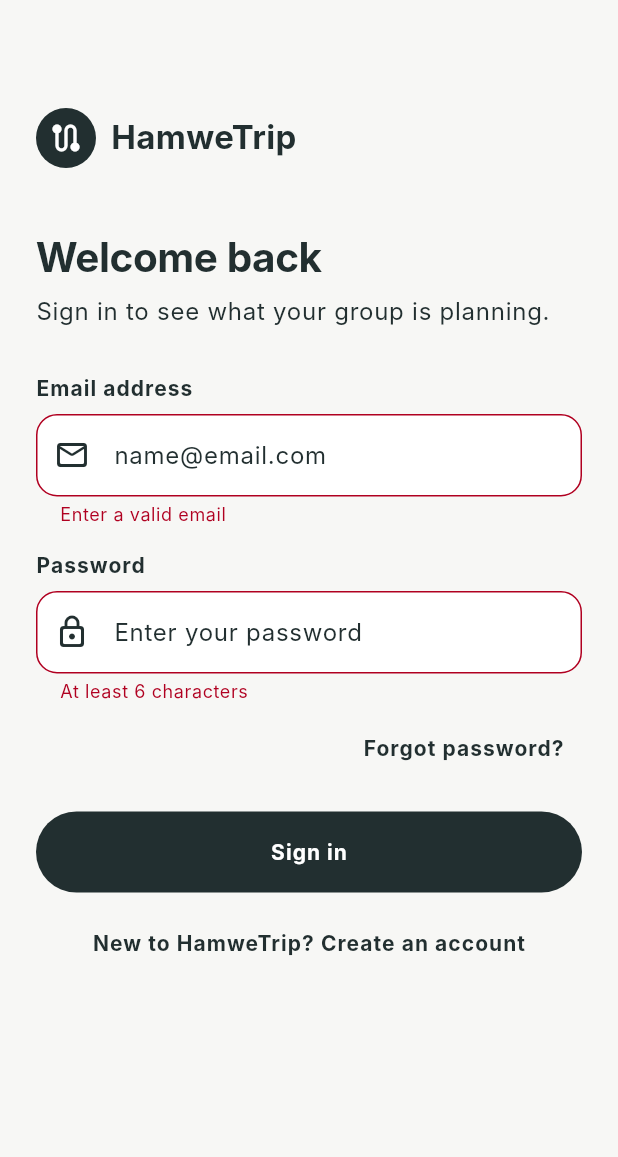
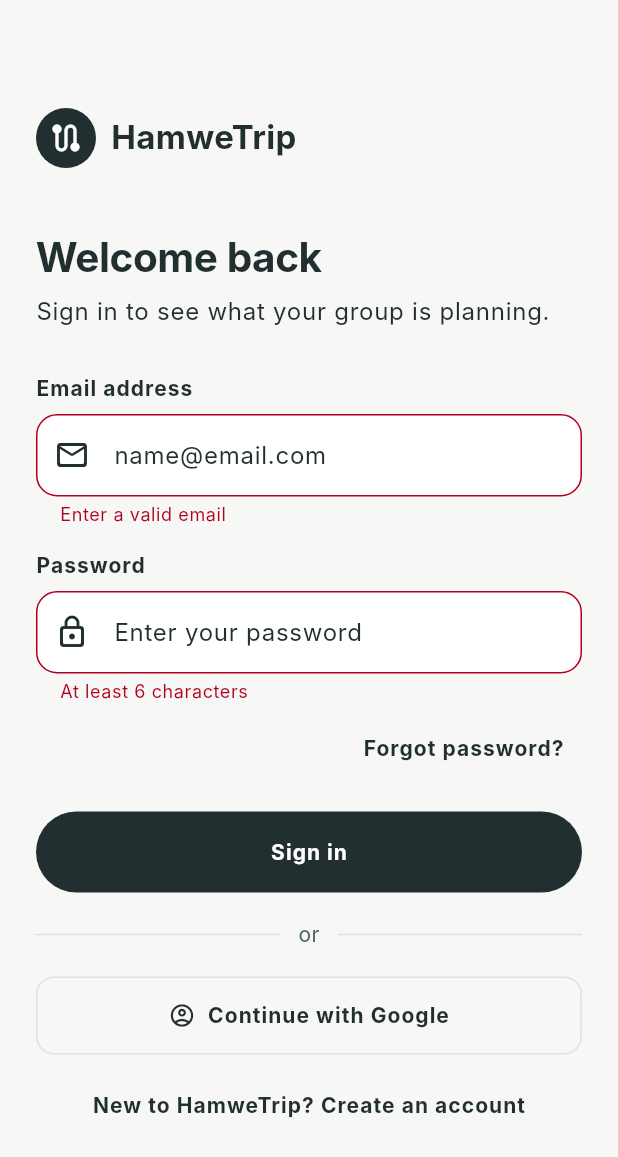
Before and after one commit to SpaceMan619/hamwetrip, a Flutter app: the LoginScreen screen opened by its route, after a tap on "Sign in", on a phone screen of 412 x 824 dp. Shown: the top 1157 px of the screen. Run offline on Flutter 3.47's test engine with Material 3 defaults, Android fonts, the phone set to English and light mode, and no system bars; our stand-ins replace cloud_firestore, firebase_auth, firebase_core, flutter_riverpod, google_sign_in, shared_preferences; accounts and stored records are empty; Roboto replaces fonts that are missing (Inter); project files that could hold a hidden picture were left out.

Commit message:
Add Google sign-in as the second authentication method
The app had only email and password. This adds Google, so registration and
login work through either route.

Setup that came with it: the debug SHA-1 is registered against the Firebase
Android app, and enabling the Google provider created the OAuth clients that
google-services.json now carries. The web client id is passed to the plugin as
the server client id, which is what Android needs to mint an id token Firebase
will accept. It is a public identifier, not a secret.

A first Google sign-in creates the users/{uid} profile from the name and photo
Google supplies, so a member who only ever uses this route still appears
properly in a trip roster. Unlike email sign-up, a failed profile write does
not delete the account: a Google account exists independently of this app, and
removing it would be far beyond what that failure justifies.

Signing out now clears the Google session as well as the Firebase one.
Clearing only Firebase would leave the account chooser skipped next time,
which looks like the sign-out did not work.

Backing out of the account chooser is reported as a cancellation rather than
an error, since it is a decision and not a fault.

The mock implementation signs in a fixed google.user@example.com, so tests and
mock-mode runs still satisfy the interface without an account chooser.

dart format clean, flutter analyze clean, 118/118 tests pass, debug APK builds.

```diff
--- a/hamwetrip/lib/features/rajveer/presentation/rajveer_screens.dart
+++ b/hamwetrip/lib/features/rajveer/presentation/rajveer_screens.dart
@@ -304,6 +304,19 @@
             displayName: _nameController.text.trim(),
           )
         : await controller.signIn(email: email, password: password);
+
+    if (!mounted) return;
+    if (ok) {
+      Navigator.of(context).pushReplacementNamed(AppRoutes.home);
+      return;
+    }
+    final view = ref.read(authControllerProvider).view;
+    if (view.error case final error?) showAppErrorSnackBar(context, error);
+  }
+
+  Future<void> _signInWithGoogle() async {
+    final controller = ref.read(authControllerProvider.notifier);
+    final ok = await controller.signInWithGoogle();
 
     if (!mounted) return;
     if (ok) {
@@ -419,6 +432,42 @@
                             ),
                           )
                         : Text(_isSignUp ? 'Create account' : 'Sign in'),
+                  ),
+                ),
+                const SizedBox(height: 18),
+                Row(
+                  children: [
+                    const Expanded(child: Divider(color: AppColors.line)),
+                    Padding(
+                      padding: const EdgeInsets.symmetric(horizontal: 12),
+                      child: Text(
+                        'or',
+                        style: Theme.of(context).textTheme.bodyMedium?.copyWith(
+                          color: AppColors.muted,
+                        ),
+                      ),
+                    ),
+                    const Expanded(child: Divider(color: AppColors.line)),
+                  ],
+                ),
+                const SizedBox(height: 18),
+                SizedBox(
+                  width: double.infinity,
+                  child: OutlinedButton.icon(
+                    onPressed: isSubmitting ? null : _signInWithGoogle,
+                    icon: const Icon(
+                      Icons.account_circle_outlined,
+                      color: AppColors.forest,
+                    ),
+                    label: const Text('Continue with Google'),
+                    style: OutlinedButton.styleFrom(
+                      foregroundColor: AppColors.forest,
+                      side: const BorderSide(color: AppColors.line),
+                      padding: const EdgeInsets.symmetric(vertical: 16),
+                      shape: RoundedRectangleBorder(
+                        borderRadius: BorderRadius.circular(12),
+                      ),
+                    ),
                   ),
                 ),
                 const SizedBox(height: 10),
--- a/hamwetrip/pubspec.yaml
+++ b/hamwetrip/pubspec.yaml
@@ -48,6 +48,7 @@
   shared_preferences: ^2.5.5
   uuid: ^4.6.0
   intl: ^0.20.3
+  google_sign_in: ^7.2.0
 
 dev_dependencies:
   flutter_test:
```
Also changed, not shown: hamwetrip/lib/data/firebase/firebase_auth_repository.dart (+89 -0 lines), hamwetrip/lib/data/mock/mock_auth_repository.dart (+34 -0 lines), hamwetrip/lib/domain/repositories/auth_repository.dart (+10 -0 lines), hamwetrip/lib/features/auth/auth_controller.dart (+15 -0 lines), hamwetrip/pubspec.lock, 1 other file.
